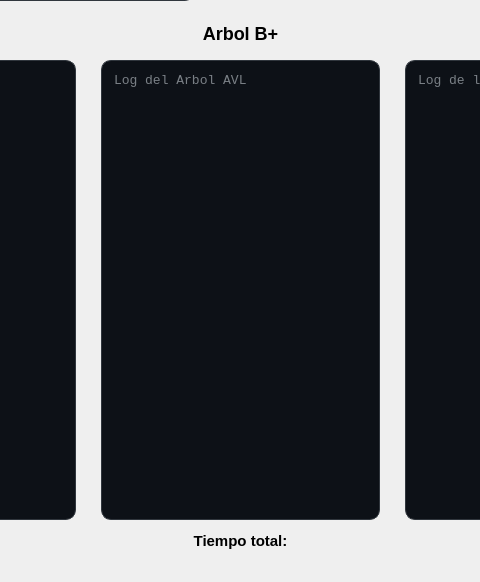
Above: ui/pantallaprincipal.ui from pablo-mald03/Proyecto-No1-EDD before the change; both pictures show x 524 to 1004 and y 228 to 810 of the 1225 by 810 pixel window. Below: the same form after it.
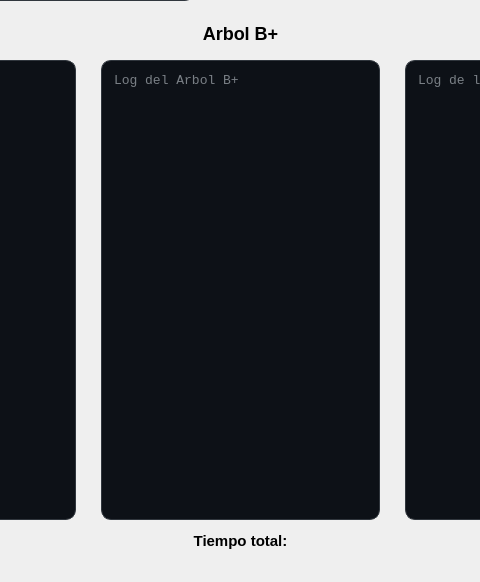
That is the form after the change.

Diff of the .ui file:
```diff
--- a/ui/pantallaprincipal.ui
+++ b/ui/pantallaprincipal.ui
@@ -803,7 +803,7 @@
 }</string>
               </property>
               <property name="placeholderText">
-               <string>Log del Arbol AVL</string>
+               <string>Log del Arbol B+</string>
               </property>
              </widget>
             </item>
```
